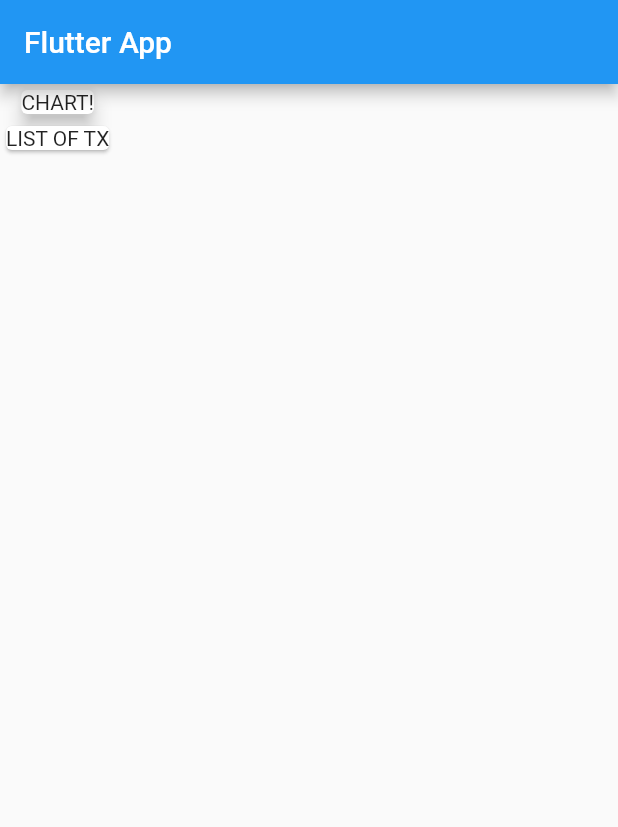
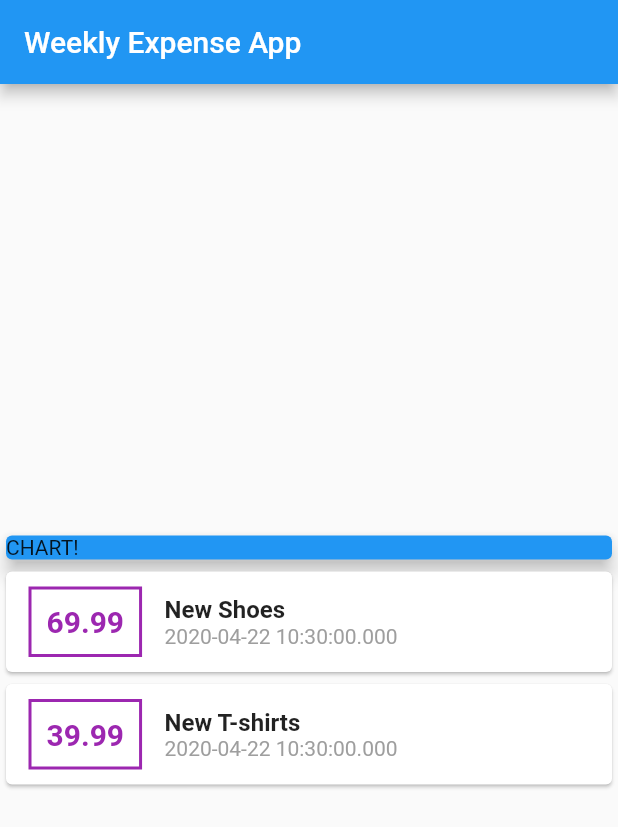
Before and after one commit to ravipandya412/expense_app, a Flutter app: the screen it shows after launch, on a phone screen of 412 x 824 dp. Shown: the top 827 px of the screen. Run offline on Flutter 3.47's test engine with Material 2 defaults, Android fonts, the phone set to English and light mode, and no system bars.

Commit message:
Add Transaction Object Class. Implement card view to bind those transaction. Apply Styling to Transaction Card.

```diff
--- a/lib/main.dart
+++ b/lib/main.dart
@@ -1,3 +1,4 @@
+import './transaction.dart';
 import 'package:flutter/material.dart';
 
 void main() => runApp(MyApp());
@@ -6,28 +7,85 @@ class MyApp extends StatelessWidget {
   @override
   Widget build(BuildContext context) {
     return MaterialApp(
-        title: 'Flutter App',
+      title: 'Weekly Expense App',
       home: MyHomePage(),
     );
   }
+}
 
-}
 class MyHomePage extends StatelessWidget {
+  final List<Transaction> transactions = [
+    Transaction(
+      id: 't1',
+      title: 'New Shoes',
+      amount: 69.99,
+      date: DateTime.now(),
+    ),
+    Transaction(
+      id: 't2',
+      title: 'New T-shirts',
+      amount: 39.99,
+      date: DateTime.now(),
+    ),
+  ];
   @override
   Widget build(BuildContext context) {
     return Scaffold(
       appBar: AppBar(
-        title: Text('Flutter App'),
+        title: Text('Weekly Expense App'),
       ),
       body: Column(
+        mainAxisAlignment: MainAxisAlignment.center,
+        crossAxisAlignment: CrossAxisAlignment.stretch,
         children: <Widget>[
-          Card(
+          Container(
+            width: double.infinity,
+            child: Card(
+              color: Colors.blue,
               child: Text('CHART!'),
               elevation: 5,
             ),
-          Card(
-            child: Text('LIST OF TX'),
+          ),
+          //Transaction Card
+          Column(
+              children: transactions.map((tx) {
+            return Card(
+                child: Row(
+              children: <Widget>[
+                //Amount
+                Container(
+                  margin: EdgeInsets.symmetric(vertical: 10, horizontal: 15),
+                  decoration: BoxDecoration(
+                      border: Border.all(color: Colors.purple, width: 2)),
+                  padding: EdgeInsets.all(10),
+                  child: Text(
+                    tx.amount.toString(),
+                    style: TextStyle(
+                        fontWeight: FontWeight.bold,
+                        fontSize: 20,
+                        color: Colors.purple),
+                  ),
+                ),
+                Column(
+                    crossAxisAlignment: CrossAxisAlignment.start,
+                    children: <Widget>[
+                      //title
+                      Text(
+                        tx.title,
+                        style: TextStyle(
+                          fontSize: 16,
+                          fontWeight: FontWeight.bold,
+                        ),
+                      ),
+                      //Date
+                      Text(
+                        tx.date.toString(),
+                        style: TextStyle(color:Colors.grey),
                       )
+                    ]),
+              ],
+            ));
+          }).toList())
         ],
       ),
     );
--- /dev/null
+++ b/lib/transaction.dart
@@ -0,0 +1,14 @@
+import 'package:flutter/foundation.dart';
+
+class Transaction {
+  final String id;
+  final String title;
+  final double amount;
+  final DateTime date;
+
+  Transaction(
+      {@required this.id,
+      @required this.title,
+      @required this.amount,
+      @required this.date});
+}
```
Lines whose indentation alone changed are shown as unchanged.
